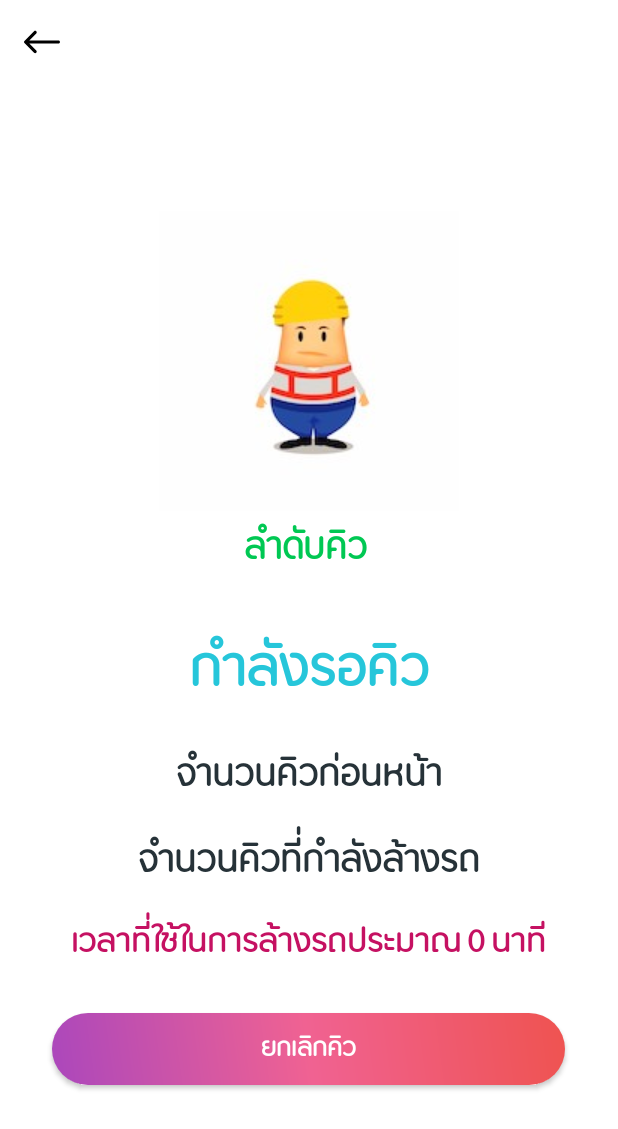
After one commit to namput/qcarcare, an Android app: the CheckStatus screen opened directly, with no data from a screen before it, on a phone screen of 412 x 824 dp. The commit adds this screen. Shown: the top 1129 px of the screen. Run offline under Robolectric (Android 15) with nearby library versions, the phone set to English and light mode, and no system bars; libraries missing offline, so code that uses them is left out: com.koushikdutta.async, com.koushikdutta.ion; pictures from the network do not load.

Commit message:
update queue

```diff
--- a/app/build.gradle
+++ b/app/build.gradle
@@ -9,10 +9,10 @@ android {
     buildToolsVersion "30.0.2"
 
     defaultConfig {
-        applicationId "it.qcar.tak"
+        applicationId "it.qcar.taks"
         minSdkVersion 24
         targetSdkVersion 30
-        versionCode 4
+        versionCode 2
         versionName "1.0.1"
         testInstrumentationRunner "androidx.test.runner.AndroidJUnitRunner"
     }
--- a/app/src/main/AndroidManifest.xml
+++ b/app/src/main/AndroidManifest.xml
@@ -11,13 +11,12 @@
         android:roundIcon="@mipmap/ic_launcher_round"
         android:supportsRtl="true"
         android:theme="@style/Theme.Rmutl">
-
-        <activity android:name="neua_th.qcar.rmutl.Carmember"></activity>
+        <activity android:name="neua_th.qcar.rmutl.CheckStatus"></activity>
+        <activity android:name="neua_th.qcar.rmutl.Carmember" />
         <activity android:name="neua_th.qcar.rmutl.Status" />
         <activity
             android:name="neua_th.qcar.rmutl.listproduct"
             android:theme="@style/AppTheme.NoActionBar" />
-
         <activity
             android:name="neua_th.qcar.rmutl.QueueActivity"
             android:theme="@style/AppTheme.NoActionBar" />
--- /dev/null
+++ b/app/src/main/java/neua_th/qcar/rmutl/CheckStatus.java
@@ -0,0 +1,122 @@
+package neua_th.qcar.rmutl;
+
+import androidx.appcompat.app.AppCompatActivity;
+
+import android.content.Intent;
+import android.graphics.Color;
+import android.os.Bundle;
+import android.os.Handler;
+import android.view.View;
+import android.widget.Button;
+import android.widget.TextView;
+import android.widget.Toast;
+
+import com.example.rmutl.R;
+import com.google.gson.JsonArray;
+import com.google.gson.JsonObject;
+import com.koushikdutta.async.future.FutureCallback;
+import com.koushikdutta.ion.Ion;
+
+public class CheckStatus extends AppCompatActivity {
+    String morderqueue;
+    String mstatus;
+    int mqueue;
+    int mprogress;
+    int mtime;
+    String id;
+    String order;
+
+
+    @Override
+    protected void onCreate(Bundle savedInstanceState) {
+        super.onCreate(savedInstanceState);
+        setContentView(R.layout.activity_check_status);
+        String urlupdatequeue = getString(R.string.updatequeue);
+        String url = getString(R.string.url);
+        String statusqueue = getString(R.string.statusqueue);
+        JsonArray itemArray = new JsonArray();
+        TextView orderqueue = (TextView)findViewById(R.id.qorder);
+        TextView status = (TextView)findViewById(R.id.status);
+        TextView queue = (TextView)findViewById(R.id.queue);
+        TextView progress = (TextView)findViewById(R.id.progress);
+        TextView time = (TextView)findViewById(R.id.time);
+        Button button_send =(Button)findViewById(R.id.button_send);
+
+
+
+        Bundle bundle = getIntent().getExtras();
+        if (bundle!=null){
+            id= bundle.getString("mid");
+
+            Ion.with(CheckStatus.this)
+                    .load(url+statusqueue)
+                    .setBodyParameter("id",id)
+                    .asJsonArray()
+                    .setCallback(new FutureCallback<JsonArray>() {
+                        @Override
+                        public void onCompleted(Exception e, JsonArray result) {
+                            if (result!=null){
+                                JsonObject item = (JsonObject)result.get(0);
+                                order= item.get("queue_order").getAsString();
+                                morderqueue = item.get("queue_id").getAsString();
+                                mstatus = item.get("status_name").getAsString();
+                                int mstatusId = item.get("status_id").getAsInt();
+                                mqueue = item.get("queue").getAsInt();
+                                mprogress = item.get("progress").getAsInt();
+                                mtime = item.get("all_time").getAsInt();
+                                if (mstatusId==2){
+                                    status.setTextColor(Color.parseColor("#00C853"));
+                                }
+                                if (mstatusId==3){
+                                    status.setTextColor(Color.parseColor("#BF360C"));
+                                }
+
+                                status.setText("สถานะ "+mstatus);
+                                orderqueue.setText("ลำดับคิว "+order);
+                                queue.setText("เหลือ "+mqueue+" คิว");
+                                progress.setText("กำลังดำเนินการ "+mprogress+" รายการ");
+                                time.setText("เวลาที่ใช้ในการล้างรถโดยประมาณ "+mtime+" นาที");
+
+                                button_send.setOnClickListener(new View.OnClickListener() {
+                                    @Override
+                                    public void onClick(View v) {
+                                        Ion.with(CheckStatus.this)
+                                                .load(url+urlupdatequeue)
+                                                .setBodyParameter("qid", morderqueue)
+                                                .setBodyParameter("statusid","3")
+                                                .asString()
+                                                .setCallback(new FutureCallback<String>() {
+                                                    @Override
+                                                    public void onCompleted(Exception e, String result) {
+                                                        status.setTextColor(Color.parseColor("#BF360C"));
+                                                        status.setText("สถานะ เสร็จสิ้น");
+                                                        queue.setText(" ");
+                                                        progress.setText(" ");
+                                                        time.setText(" ");
+
+                                                    }
+                                                });
+                                        new Handler().postDelayed(new Runnable() {
+                                            @Override
+                                            public void run() {
+
+                                                Intent intent=new Intent(CheckStatus.this,Menu.class);
+                                                intent.putExtra("member_id",id);
+                                                finish();
+                                                startActivity(intent);
+                                            }
+                                        },3000);
+
+                                    }
+                                });
+                            }
+
+                        }
+                    });
+
+        }
+
+
+    }
+
+}
--- /dev/null
+++ b/app/src/main/res/layout/activity_check_status.xml
@@ -0,0 +1,114 @@
+<?xml version="1.0" encoding="utf-8"?>
+<RelativeLayout xmlns:android="http://schemas.android.com/apk/res/android"
+    xmlns:app="http://schemas.android.com/apk/res-auto"
+    xmlns:tools="http://schemas.android.com/tools"
+    android:layout_width="match_parent"
+    android:layout_height="match_parent"
+    android:background="@color/colorBackground"
+    tools:context="neua_th.qcar.rmutl.CheckStatus">
+
+    <androidx.appcompat.widget.Toolbar
+        android:id="@+id/toolbar"
+        android:layout_width="match_parent"
+        android:layout_height="wrap_content"
+        android:background="@color/actionbarOpacity"
+        app:theme="@style/TransparentToolbar"
+        app:navigationIcon="@drawable/ic_back"/>
+
+    <ScrollView
+        android:layout_width="match_parent"
+        android:layout_height="match_parent"
+        android:layout_below="@id/toolbar"
+        android:fillViewport="true"
+        android:fitsSystemWindows="true"
+        android:orientation="vertical"
+        tools:context="in.insideandroid.template.LoginActivity">
+
+        <RelativeLayout
+            android:layout_width="match_parent"
+            android:layout_height="match_parent"
+            android:orientation="vertical"
+            android:scrollbarThumbHorizontal="@null"
+            android:scrollbarThumbVertical="@null">
+
+            <LinearLayout
+                android:layout_width="match_parent"
+                android:layout_height="wrap_content"
+                android:layout_centerVertical="true"
+                android:orientation="vertical">
+
+                <ImageView
+                    android:layout_gravity="center"
+                    android:layout_width="wrap_content"
+                    android:layout_height="200dp"
+                    app:srcCompat="@drawable/forget_password"
+                    android:contentDescription="TODO" />
+                <TextView
+                    android:id="@+id/qorder"
+                    android:layout_width="wrap_content"
+                    android:layout_height="wrap_content"
+                    android:layout_gravity="center"
+                    android:textSize="20sp"
+                    android:textStyle="bold"
+                    android:layout_marginBottom="20dp"
+                    android:text="ลำดับคิว "
+                    android:textColor="@color/md_green_A700" />
+                <TextView
+                    android:id="@+id/status"
+                    android:layout_width="wrap_content"
+                    android:layout_height="wrap_content"
+                    android:layout_gravity="center"
+                    android:layout_marginBottom="8dp"
+                    android:text="กำลังรอคิว"
+                    android:textColor="@color/colorPrimary"
+                    android:textSize="30sp"
+                    android:textStyle="bold" />
+
+                <TextView
+                    android:id="@+id/queue"
+                    android:layout_width="wrap_content"
+                    android:layout_height="wrap_content"
+                    android:layout_gravity="center"
+                    android:textSize="20sp"
+                    android:textStyle="bold"
+                    android:layout_marginBottom="8dp"
+                    android:text="จำนวนคิวก่อนหน้า"
+                    android:textColor="@color/md_blue_grey_900" />
+                <TextView
+                    android:id="@+id/progress"
+                    android:layout_width="wrap_content"
+                    android:layout_height="wrap_content"
+                    android:layout_gravity="center"
+                    android:textSize="20sp"
+                    android:textStyle="bold"
+                    android:layout_marginBottom="8dp"
+                    android:text="จำนวนคิวที่กำลังล้างรถ"
+                    android:textColor="@color/md_blue_grey_900" />
+                <TextView
+                    android:id="@+id/time"
+                    android:layout_width="wrap_content"
+                    android:layout_height="wrap_content"
+                    android:layout_gravity="center"
+                    android:textSize="18sp"
+                    android:textStyle="bold"
+                    android:layout_marginBottom="8dp"
+                    android:text="เวลาที่ใช้ในการล้างรถประมาณ 0 นาที"
+                    android:textColor="@color/md_pink_A700" />
+
+                <Button
+                    android:id="@+id/button_send"
+                    style="@style/Button2"
+                    android:layout_width="342dp"
+                    android:layout_height="wrap_content"
+                    android:layout_gravity="center"
+                    android:layout_marginTop="16dp"
+                    android:layout_marginBottom="16dp"
+                    android:text="ยกเลิกคิว" />
+
+            </LinearLayout>
+
+        </RelativeLayout>
+
+
+    </ScrollView>
+</RelativeLayout>
--- a/app/src/main/res/layout/activity_profile.xml
+++ b/app/src/main/res/layout/activity_profile.xml
@@ -123,7 +123,6 @@
                         android:minHeight="45dp" />
 
                 </androidx.cardview.widget.CardView>
-
                 <androidx.cardview.widget.CardView
                     android:layout_width="wrap_content"
                     android:layout_height="wrap_content"
--- a/app/src/main/res/layout/qrow.xml
+++ b/app/src/main/res/layout/qrow.xml
@@ -56,8 +56,7 @@
             android:layout_height="wrap_content"
             android:fontFamily="@font/opun"
             android:text="Sub Title"
-            android:textColor="#a9a9a9"
-            android:textSize="15sp"
+            android:textSize="20sp"
             android:textStyle="bold" />
         <!--so our layout is set-->
 
--- a/app/src/main/res/values/url.xml
+++ b/app/src/main/res/values/url.xml
@@ -17,4 +17,7 @@
     <string name="listcarmember">listcarmember</string>
     <string name="attribute">attribute</string>
     <string name="queue">queue</string>
+    <string name="statusqueue">checkqueue</string>
+    <string name="checkstatus">checkstatus</string>
+    <string name="updatequeue">updatequeue</string>
 </resources>
```
Also changed, not shown: app/src/main/java/neua_th/qcar/rmutl/Menu.java (+24 -5 lines), app/src/main/java/neua_th/qcar/rmutl/QCustomITem.java (+31 -21 lines), app/src/main/java/neua_th/qcar/rmutl/QueueActivity.java (+21 -14 lines), app/src/main/java/neua_th/qcar/rmutl/Status.java (+18 -3 lines), app/src/main/res/layout/activity_status.xml (+0 -9 lines).
